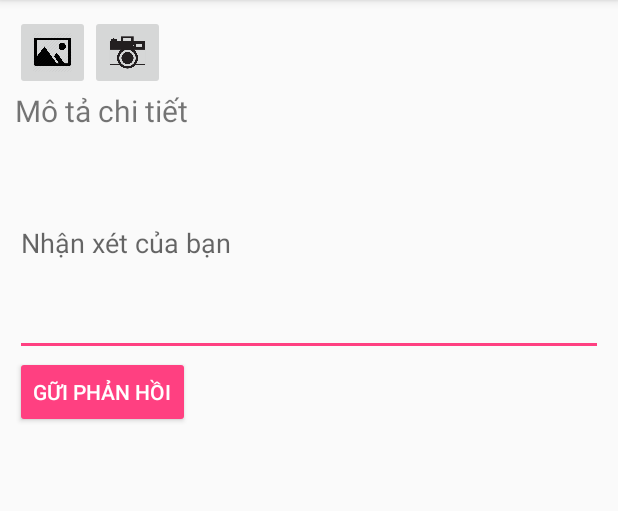
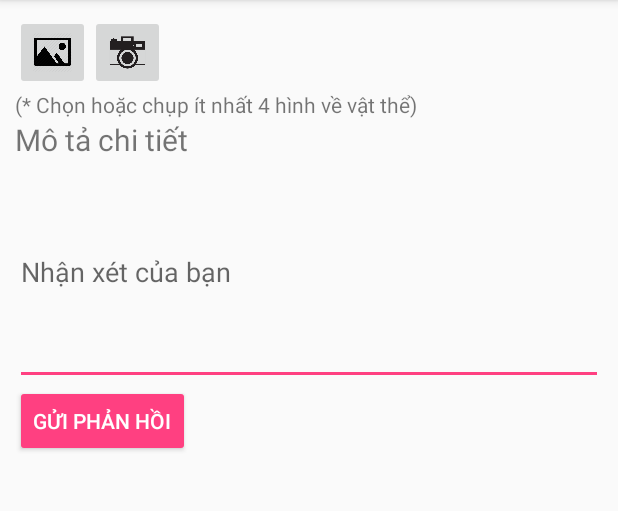
Before and after one commit to licod1997/safety-observation-client, an Android app: the SendFeedbackActivity screen opened directly, with no data from a screen before it, on a phone screen of 412 x 824 dp, the part 84-595 px from its top. Run offline under Robolectric (Android 15) with nearby library versions, the phone set to English and light mode, and no system bars; our stand-ins replace Picasso; libraries missing offline, so code that uses them is left out: pl.aprilapps.easyphotopicker; pictures from the network do not load.

Commit message:
[Nhat Anh]  thêm gợi ý khi chụp hình và chọn hình

```diff
--- a/app/src/main/res/layout/activity_send_feedback.xml
+++ b/app/src/main/res/layout/activity_send_feedback.xml
@@ -48,7 +48,13 @@
                          android:id="@+id/imgButtonCamera"
                          android:src="@drawable/camera"
                          android:scaleType="fitCenter"/>
+
         </LinearLayout>
+        <TextView
+                android:layout_width="match_parent"
+                android:layout_height="wrap_content"
+                android:text="(* Chọn hoặc chụp ít nhất 4 hình về vật thể)"
+        />
         <TextView
                 android:layout_width="match_parent"
                 android:layout_height="wrap_content"
@@ -65,7 +71,7 @@
                 android:id="@+id/btnSendFeedback"
                 android:layout_width="wrap_content"
                 android:layout_height="wrap_content"
-                android:text="Gữi phản hồi"
+                android:text="Gửi phản hồi"
                 style="@style/Widget.AppCompat.Button.Colored"/>
 
     </LinearLayout>
```
Also changed, not shown: app/src/main/java/vn/edu/fpt/SendFeedbackActivity.java (+8 -5 lines).
